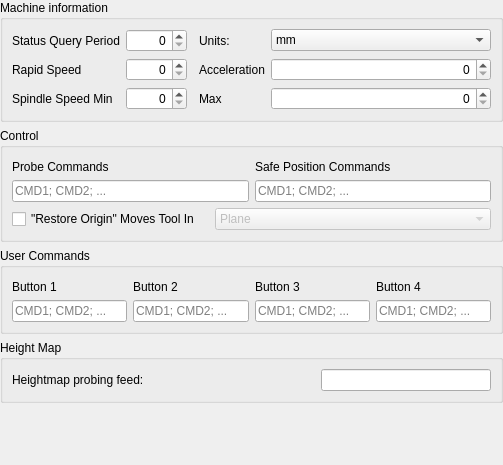
Before: the Qt Designer form View/Settings/MachineForm.ui in octronic-uk/Candle, drawn with Qt 5.
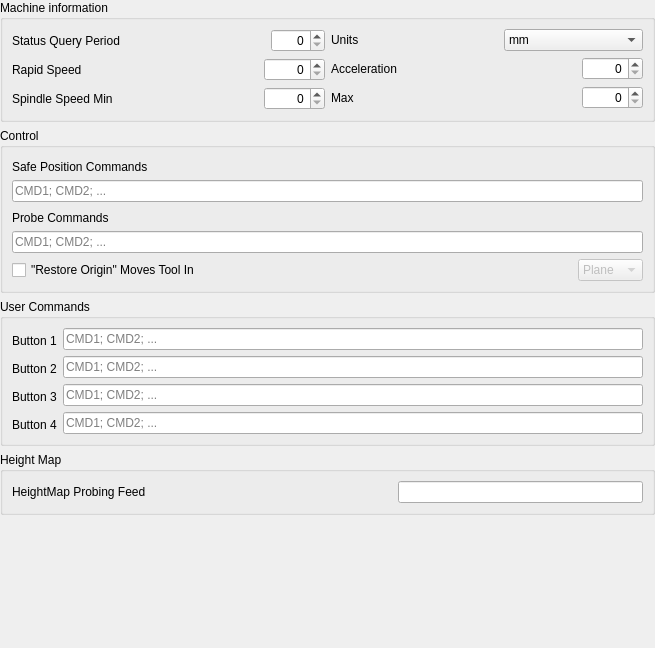
After: the same form once the commit is applied.

```diff
--- a/View/Settings/MachineForm.ui
+++ b/View/Settings/MachineForm.ui
@@ -6,8 +6,8 @@
    <rect>
     <x>0</x>
     <y>0</y>
-    <width>503</width>
-    <height>465</height>
+    <width>655</width>
+    <height>648</height>
    </rect>
   </property>
   <property name="windowTitle">
@@ -31,79 +31,69 @@
      <property name="title">
       <string>Machine information</string>
      </property>
-     <layout class="QVBoxLayout" name="verticalLayout_5">
+     <layout class="QHBoxLayout" name="horizontalLayout_13">
       <item>
-       <layout class="QGridLayout" name="gridLayout_2" columnstretch="0,0,0,0,0">
-        <item row="2" column="3">
-         <widget class="QLabel" name="label_13">
+       <layout class="QVBoxLayout" name="verticalLayout_7">
+        <item>
+         <layout class="QHBoxLayout" name="horizontalLayout_7">
+          <item>
+           <widget class="QLabel" name="label_11">
           <property name="text">
-           <string>Max</string>
+             <string>Status Query Period</string>
           </property>
          </widget>
         </item>
-        <item row="1" column="4">
-         <widget class="QSpinBox" name="txtAcceleration">
-          <property name="alignment">
-           <set>Qt::AlignRight|Qt::AlignTrailing|Qt::AlignVCenter</set>
-          </property>
-          <property name="buttonSymbols">
-           <enum>QAbstractSpinBox::UpDownArrows</enum>
-          </property>
-          <property name="maximum">
-           <number>99999</number>
-          </property>
-         </widget>
-        </item>
-        <item row="2" column="1">
-         <widget class="QSpinBox" name="txtSpindleSpeedMin">
-          <property name="alignment">
-           <set>Qt::AlignRight|Qt::AlignTrailing|Qt::AlignVCenter</set>
-          </property>
-          <property name="buttonSymbols">
-           <enum>QAbstractSpinBox::UpDownArrows</enum>
-          </property>
-          <property name="maximum">
-           <number>99999</number>
-          </property>
-         </widget>
-        </item>
-        <item row="2" column="4">
-         <widget class="QSpinBox" name="txtSpindleSpeedMax">
-          <property name="alignment">
-           <set>Qt::AlignRight|Qt::AlignTrailing|Qt::AlignVCenter</set>
-          </property>
-          <property name="buttonSymbols">
-           <enum>QAbstractSpinBox::UpDownArrows</enum>
-          </property>
-          <property name="maximum">
-           <number>99999</number>
-          </property>
-         </widget>
-        </item>
-        <item row="0" column="2">
-         <spacer name="horizontalSpacer_6">
+          <item>
+           <spacer name="horizontalSpacer_2">
           <property name="orientation">
            <enum>Qt::Horizontal</enum>
           </property>
-          <property name="sizeType">
-           <enum>QSizePolicy::Fixed</enum>
-          </property>
           <property name="sizeHint" stdset="0">
            <size>
-            <width>6</width>
+              <width>40</width>
             <height>20</height>
            </size>
           </property>
          </spacer>
         </item>
-        <item row="1" column="0">
+          <item>
+           <widget class="QSpinBox" name="txtQueryStateTime">
+            <property name="alignment">
+             <set>Qt::AlignRight|Qt::AlignTrailing|Qt::AlignVCenter</set>
+            </property>
+            <property name="buttonSymbols">
+             <enum>QAbstractSpinBox::UpDownArrows</enum>
+            </property>
+            <property name="maximum">
+             <number>9999</number>
+            </property>
+           </widget>
+          </item>
+         </layout>
+        </item>
+        <item>
+         <layout class="QHBoxLayout" name="horizontalLayout_8">
+          <item>
          <widget class="QLabel" name="label_10">
           <property name="text">
            <string>Rapid Speed</string>
           </property>
          </widget>
         </item>
-        <item row="1" column="1">
+          <item>
+           <spacer name="horizontalSpacer_3">
+            <property name="orientation">
+             <enum>Qt::Horizontal</enum>
+            </property>
+            <property name="sizeHint" stdset="0">
+             <size>
+              <width>40</width>
+              <height>20</height>
+             </size>
+            </property>
+           </spacer>
+          </item>
+          <item>
          <widget class="QSpinBox" name="txtRapidSpeed">
           <property name="alignment">
            <set>Qt::AlignRight|Qt::AlignTrailing|Qt::AlignVCenter</set>
@@ -116,7 +106,72 @@
           </property>
          </widget>
         </item>
-        <item row="0" column="4">
+         </layout>
+        </item>
+        <item>
+         <layout class="QHBoxLayout" name="horizontalLayout_9">
+          <item>
+           <widget class="QLabel" name="label_12">
+            <property name="text">
+             <string>Spindle Speed Min</string>
+            </property>
+           </widget>
+          </item>
+          <item>
+           <spacer name="horizontalSpacer_4">
+            <property name="orientation">
+             <enum>Qt::Horizontal</enum>
+            </property>
+            <property name="sizeHint" stdset="0">
+             <size>
+              <width>40</width>
+              <height>20</height>
+             </size>
+            </property>
+           </spacer>
+          </item>
+          <item>
+           <widget class="QSpinBox" name="txtSpindleSpeedMin">
+            <property name="alignment">
+             <set>Qt::AlignRight|Qt::AlignTrailing|Qt::AlignVCenter</set>
+            </property>
+            <property name="buttonSymbols">
+             <enum>QAbstractSpinBox::UpDownArrows</enum>
+            </property>
+            <property name="maximum">
+             <number>99999</number>
+            </property>
+           </widget>
+          </item>
+         </layout>
+        </item>
+       </layout>
+      </item>
+      <item>
+       <layout class="QVBoxLayout" name="verticalLayout_5">
+        <item>
+         <layout class="QHBoxLayout" name="horizontalLayout_10">
+          <item>
+           <widget class="QLabel" name="label_15">
+            <property name="text">
+             <string>Units</string>
+            </property>
+           </widget>
+          </item>
+          <item>
+           <spacer name="horizontalSpacer_5">
+            <property name="orientation">
+             <enum>Qt::Horizontal</enum>
+            </property>
+            <property name="sizeHint" stdset="0">
+             <size>
+              <width>40</width>
+              <height>20</height>
+             </size>
+            </property>
+           </spacer>
+          </item>
+          <item>
          <widget class="QComboBox" name="cboUnits">
           <property name="sizePolicy">
            <sizepolicy hsizetype="Expanding" vsizetype="Fixed">
@@ -136,29 +191,69 @@
           </item>
          </widget>
         </item>
-        <item row="1" column="3">
+         </layout>
+        </item>
+        <item>
+         <layout class="QHBoxLayout" name="horizontalLayout_11">
+          <item>
          <widget class="QLabel" name="label_14">
           <property name="text">
            <string>Acceleration</string>
           </property>
          </widget>
         </item>
-        <item row="0" column="3">
-         <widget class="QLabel" name="label_15">
-          <property name="text">
-           <string>Units:</string>
-          </property>
-         </widget>
-        </item>
-        <item row="0" column="0">
-         <widget class="QLabel" name="label_11">
+          <item>
+           <spacer name="horizontalSpacer_6">
+            <property name="orientation">
+             <enum>Qt::Horizontal</enum>
+            </property>
+            <property name="sizeHint" stdset="0">
+             <size>
+              <width>40</width>
+              <height>20</height>
+             </size>
+            </property>
+           </spacer>
+          </item>
+          <item>
+           <widget class="QSpinBox" name="txtAcceleration">
+            <property name="alignment">
+             <set>Qt::AlignRight|Qt::AlignTrailing|Qt::AlignVCenter</set>
+            </property>
+            <property name="buttonSymbols">
+             <enum>QAbstractSpinBox::UpDownArrows</enum>
+            </property>
+            <property name="maximum">
+             <number>99999</number>
+            </property>
+           </widget>
+          </item>
+         </layout>
+        </item>
+        <item>
+         <layout class="QHBoxLayout" name="horizontalLayout_12">
+          <item>
+           <widget class="QLabel" name="label_13">
           <property name="text">
-           <string>Status Query Period</string>
+             <string>Max</string>
           </property>
          </widget>
         </item>
-        <item row="0" column="1">
-         <widget class="QSpinBox" name="txtQueryStateTime">
+          <item>
+           <spacer name="horizontalSpacer_7">
+            <property name="orientation">
+             <enum>Qt::Horizontal</enum>
+            </property>
+            <property name="sizeHint" stdset="0">
+             <size>
+              <width>40</width>
+              <height>20</height>
+             </size>
+            </property>
+           </spacer>
+          </item>
+          <item>
+           <widget class="QSpinBox" name="txtSpindleSpeedMax">
           <property name="alignment">
            <set>Qt::AlignRight|Qt::AlignTrailing|Qt::AlignVCenter</set>
           </property>
@@ -166,16 +261,11 @@
            <enum>QAbstractSpinBox::UpDownArrows</enum>
           </property>
           <property name="maximum">
-           <number>9999</number>
+             <number>99999</number>
           </property>
          </widget>
         </item>
-        <item row="2" column="0">
-         <widget class="QLabel" name="label_12">
-          <property name="text">
-           <string>Spindle Speed Min</string>
-          </property>
-         </widget>
+         </layout>
         </item>
        </layout>
       </item>
@@ -189,36 +279,7 @@
      </property>
      <layout class="QVBoxLayout" name="verticalLayout_13">
       <item>
-       <layout class="QHBoxLayout" name="horizontalLayout_9">
-        <item>
-         <layout class="QVBoxLayout" name="verticalLayout_6">
-          <item>
-           <widget class="QLabel" name="label_17">
-            <property name="styleSheet">
-             <string notr="true">padding-top: 3;</string>
-            </property>
-            <property name="text">
-             <string>Probe Commands</string>
-            </property>
-            <property name="indent">
-             <number>0</number>
-            </property>
-           </widget>
-          </item>
-          <item>
-           <widget class="QLineEdit" name="txtTouchCommand">
-            <property name="alignment">
-             <set>Qt::AlignLeading|Qt::AlignLeft|Qt::AlignVCenter</set>
-            </property>
-            <property name="placeholderText">
-             <string>CMD1; CMD2; ...</string>
-            </property>
-           </widget>
-          </item>
-         </layout>
-        </item>
-        <item>
-         <layout class="QVBoxLayout" name="verticalLayout_9">
+       <layout class="QVBoxLayout" name="verticalLayout_3">
           <item>
            <widget class="QLabel" name="label_33">
             <property name="styleSheet">
@@ -244,12 +305,35 @@
           </item>
          </layout>
         </item>
+      <item>
+       <layout class="QVBoxLayout" name="verticalLayout_2">
+        <item>
+         <widget class="QLabel" name="label_17">
+          <property name="styleSheet">
+           <string notr="true">padding-top: 3;</string>
+          </property>
+          <property name="text">
+           <string>Probe Commands</string>
+          </property>
+          <property name="indent">
+           <number>0</number>
+          </property>
+         </widget>
+        </item>
+        <item>
+         <widget class="QLineEdit" name="txtTouchCommand">
+          <property name="alignment">
+           <set>Qt::AlignLeading|Qt::AlignLeft|Qt::AlignVCenter</set>
+          </property>
+          <property name="placeholderText">
+           <string>CMD1; CMD2; ...</string>
+          </property>
+         </widget>
+        </item>
        </layout>
       </item>
       <item>
-       <layout class="QGridLayout" name="gridLayout_4" columnstretch="0,1,2">
-        <item row="3" column="0">
-         <layout class="QHBoxLayout" name="horizontalLayout_8">
+       <layout class="QHBoxLayout" name="horizontalLayout">
           <item>
            <widget class="QCheckBox" name="chkMoveOnRestore">
             <property name="sizePolicy">
@@ -263,9 +347,20 @@
             </property>
            </widget>
           </item>
-         </layout>
+        <item>
+         <spacer name="horizontalSpacer">
+          <property name="orientation">
+           <enum>Qt::Horizontal</enum>
+          </property>
+          <property name="sizeHint" stdset="0">
+           <size>
+            <width>40</width>
+            <height>20</height>
+           </size>
+          </property>
+         </spacer>
         </item>
-        <item row="3" column="2">
+        <item>
          <widget class="QComboBox" name="cboRestoreMode">
           <property name="enabled">
            <bool>false</bool>
@@ -282,22 +377,6 @@
           </item>
          </widget>
         </item>
-        <item row="3" column="1">
-         <spacer name="horizontalSpacer_16">
-          <property name="orientation">
-           <enum>Qt::Horizontal</enum>
-          </property>
-          <property name="sizeType">
-           <enum>QSizePolicy::Fixed</enum>
-          </property>
-          <property name="sizeHint" stdset="0">
-           <size>
-            <width>9</width>
-            <height>20</height>
-           </size>
-          </property>
-         </spacer>
-        </item>
        </layout>
       </item>
      </layout>
@@ -308,9 +387,9 @@
      <property name="title">
       <string>User Commands</string>
      </property>
-     <layout class="QHBoxLayout" name="horizontalLayout_10">
+     <layout class="QVBoxLayout" name="verticalLayout_6">
       <item>
-       <layout class="QVBoxLayout" name="verticalLayout_12">
+       <layout class="QHBoxLayout" name="horizontalLayout_4">
         <item>
          <widget class="QLabel" name="label_34">
           <property name="styleSheet">
@@ -337,7 +416,7 @@
        </layout>
       </item>
       <item>
-       <layout class="QVBoxLayout" name="verticalLayout_14">
+       <layout class="QHBoxLayout" name="horizontalLayout_5">
         <item>
          <widget class="QLabel" name="label_36">
           <property name="styleSheet">
@@ -364,7 +443,7 @@
        </layout>
       </item>
       <item>
-       <layout class="QVBoxLayout" name="verticalLayout_15">
+       <layout class="QHBoxLayout" name="horizontalLayout_3">
         <item>
          <widget class="QLabel" name="label_37">
           <property name="styleSheet">
@@ -391,7 +470,7 @@
        </layout>
       </item>
       <item>
-       <layout class="QVBoxLayout" name="verticalLayout_16">
+       <layout class="QHBoxLayout" name="horizontalLayout_6">
         <item>
          <widget class="QLabel" name="label_39">
           <property name="styleSheet">
@@ -425,33 +504,29 @@
      <property name="title">
       <string>Height Map</string>
      </property>
-     <layout class="QVBoxLayout" name="verticalLayout_11">
+     <layout class="QHBoxLayout" name="horizontalLayout_2">
       <item>
-       <layout class="QGridLayout" name="gridLayout_9" columnstretch="0,0,0">
-        <item row="3" column="2">
-         <widget class="QLineEdit" name="txtHeightMapProbingFeed"/>
-        </item>
-        <item row="3" column="1">
-         <spacer name="horizontalSpacer_8">
-          <property name="orientation">
-           <enum>Qt::Horizontal</enum>
-          </property>
-          <property name="sizeHint" stdset="0">
-           <size>
-            <width>40</width>
-            <height>20</height>
-           </size>
-          </property>
-         </spacer>
-        </item>
-        <item row="3" column="0">
          <widget class="QLabel" name="label_38">
           <property name="text">
-           <string>Heightmap probing feed:</string>
+         <string>HeightMap Probing Feed</string>
           </property>
          </widget>
         </item>
-       </layout>
+      <item>
+       <spacer name="horizontalSpacer_8">
+        <property name="orientation">
+         <enum>Qt::Horizontal</enum>
+        </property>
+        <property name="sizeHint" stdset="0">
+         <size>
+          <width>231</width>
+          <height>20</height>
+         </size>
+        </property>
+       </spacer>
+      </item>
+      <item>
+       <widget class="QLineEdit" name="txtHeightMapProbingFeed"/>
       </item>
      </layout>
     </widget>
```
Left out of the diff: 2 changed lines with no effect on the pictures. Lines whose indentation alone changed are shown as unchanged.
